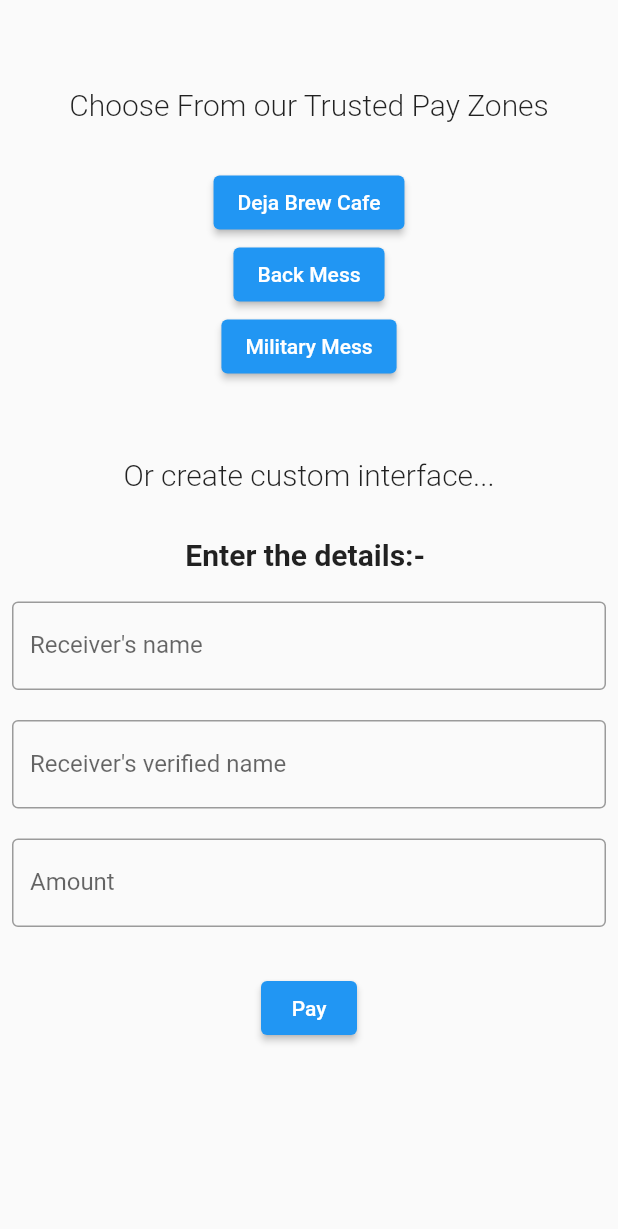
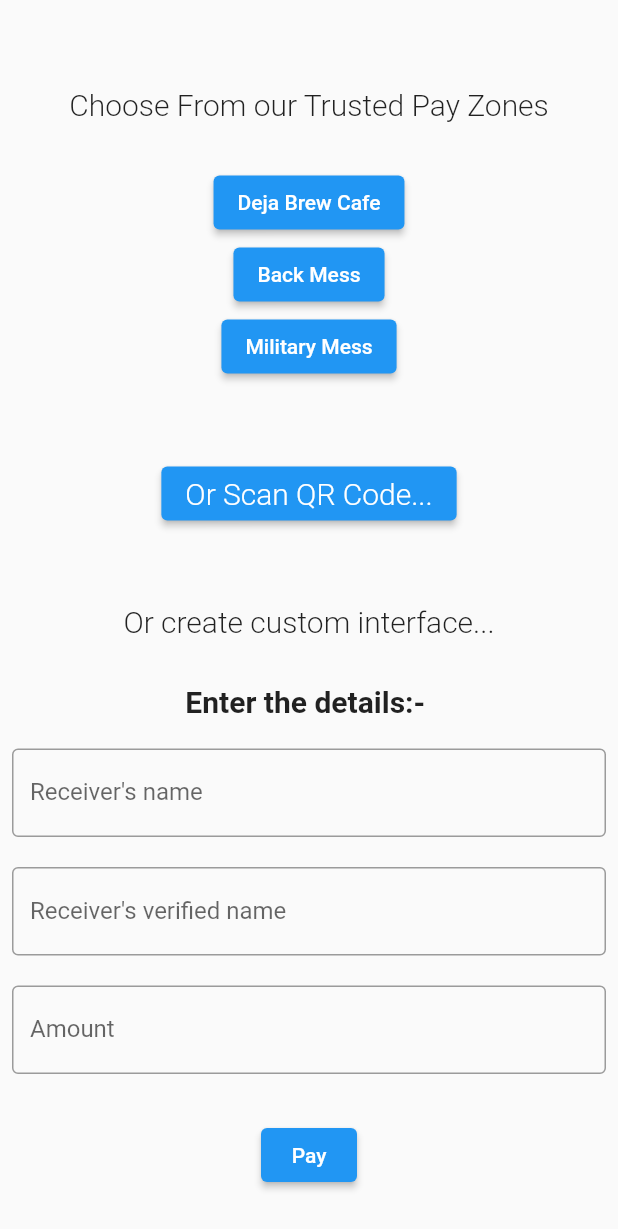
Before and after one commit to CYBERDEVILZ/PayFree, a Flutter app: the screen it shows after launch, on a phone screen of 412 x 824 dp. Shown: the top 1229 px of the screen. Run offline on Flutter 3.47's test engine with Material 2 defaults, Android fonts, the light colour scheme and no system bars; our stand-ins replace lottie; missing offline and left inert: qr_code_scanner.

Commit message:
still developing: added qr code scanning feature

```diff
--- a/lib/pages/amity_pay_zones.dart
+++ b/lib/pages/amity_pay_zones.dart
@@ -1,13 +1,15 @@
 import 'package:flutter/material.dart';
 import 'package:pay_free/pages/fill_info_paytm.dart';
 import 'package:pay_free/widgets/enterAmount.dart';
+import 'package:pay_free/widgets/qr_code_scanner.dart';
 
 class AmityPayZones extends StatelessWidget {
   const AmityPayZones({Key? key}) : super(key: key);
 
   @override
   Widget build(BuildContext context) {
-    return Scaffold(
+    return SafeArea(
+      child: Scaffold(
         body: SingleChildScrollView(
             child: Center(
           child: Padding(
@@ -39,16 +41,28 @@ class AmityPayZones extends StatelessWidget {
                       },
                       child: const Text("Military Mess")),
                   const SizedBox(height: 50),
+                  ElevatedButton(
+                    child: const Text(
+                      "Or Scan QR Code...",
+                      textAlign: TextAlign.center,
+                      style: TextStyle(fontSize: 20, fontWeight: FontWeight.w300),
+                    ),
+                    onPressed: () {
+                      Navigator.push(context, MaterialPageRoute(builder: (context) => const QrCodeScanner()));
+                    },
+                  ),
+                  const SizedBox(height: 50),
                   const Text(
                     "Or create custom interface...",
                     textAlign: TextAlign.center,
                     style: TextStyle(fontSize: 20, fontWeight: FontWeight.w300),
                   ),
                   const SizedBox(height: 30),
-                FillInfoPayTM()
+                  FillInfoPayTM(),
                 ]),
           ),
         )),
+      ),
     );
   }
 }
--- a/pubspec.yaml
+++ b/pubspec.yaml
@@ -37,6 +37,7 @@ dependencies:
   lottie: ^1.2.2
   flutter_native_splash: ^2.1.3+1
   flutter_launcher_icons: ^0.9.2
+  qr_code_scanner: ^0.7.0
 
 dev_dependencies:
   flutter_test:
```
Also changed, not shown: lib/pages/scanned_qr.dart (added, +18 -0 lines), lib/widgets/qr_code_scanner.dart (added, +52 -0 lines), pubspec.lock, 1 other file. Lines whose indentation alone changed are shown as unchanged.
